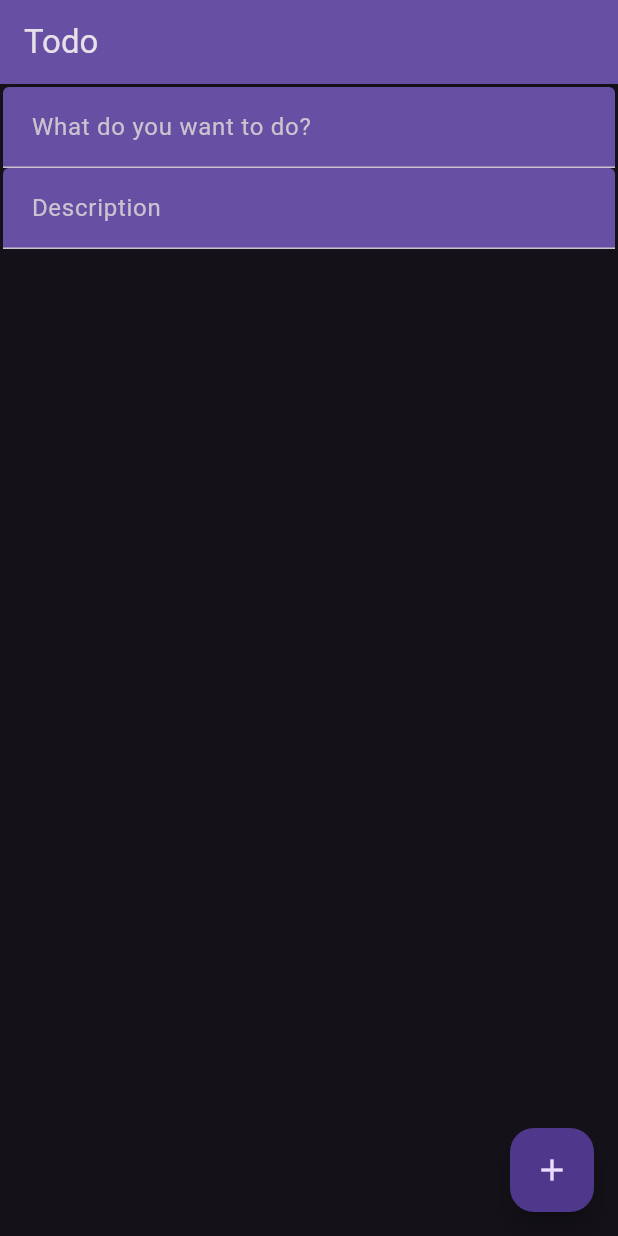
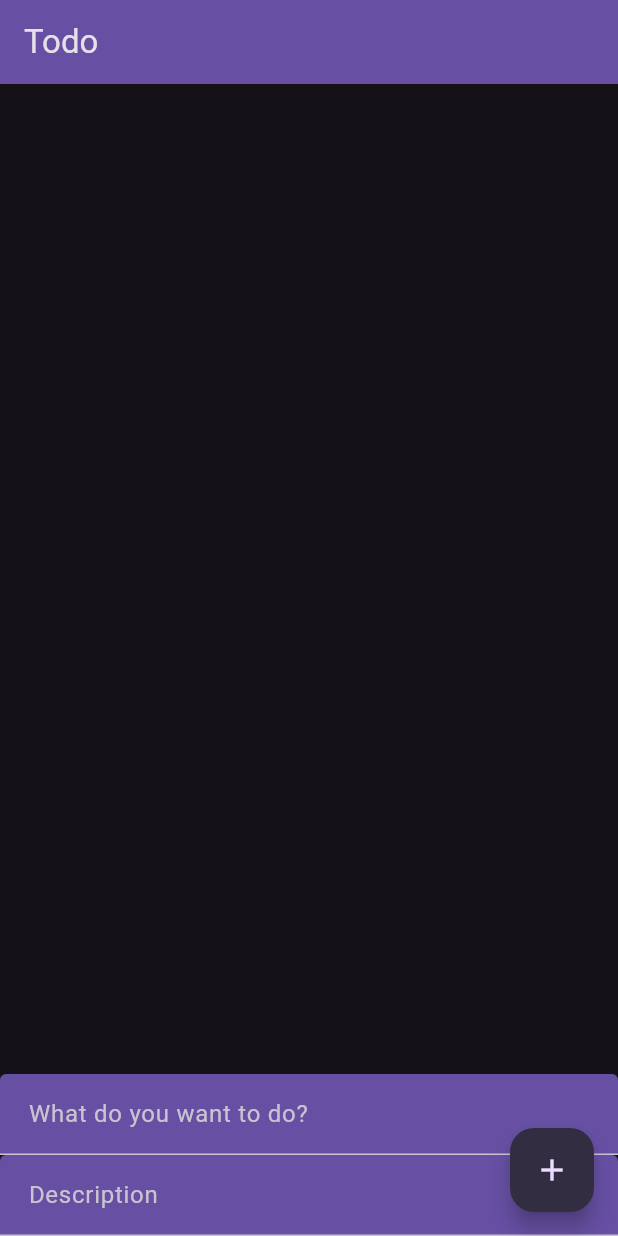
Before and after one commit to CollCaz/Flutter-Todo, a Flutter app: the screen it shows after launch, on a phone screen of 412 x 824 dp. Run offline on Flutter 3.47's test engine with Material 2 defaults, Android fonts, the phone set to English and light mode, and no system bars.

Commit message:
adding description to list, fixed alignment issue, working towards improving desc text visually

```diff
--- a/todo/lib/main.dart
+++ b/todo/lib/main.dart
@@ -148,11 +148,10 @@ class _TodoListState extends State<TodoList> {
               ],
             ),
           ),
-          Align(
-            alignment: Alignment.bottomCenter,
-            child: Padding(
-              padding: const EdgeInsets.all(2),
+          Padding(
+            padding: const EdgeInsets.all(0),
               child: Column(
+                mainAxisAlignment: MainAxisAlignment.end,
                 children: [
                   TextField(
                     controller: _todoListTextController,
@@ -175,7 +174,6 @@ class _TodoListState extends State<TodoList> {
                         hintText: "Description"),
                   )
                 ],
-              ),
             ),
           ),
         ],
@@ -183,7 +181,8 @@ class _TodoListState extends State<TodoList> {
       floatingActionButton: FloatingActionButton(
         onPressed: () => {_addTodoItemAndClearText()},
         tooltip: 'Increment',
-        child: const Icon(Icons.add),
+        backgroundColor: Theme.of(context).colorScheme.onSecondary,
+        child: const Icon(Icons.add)
       ),
     );
   }
```
